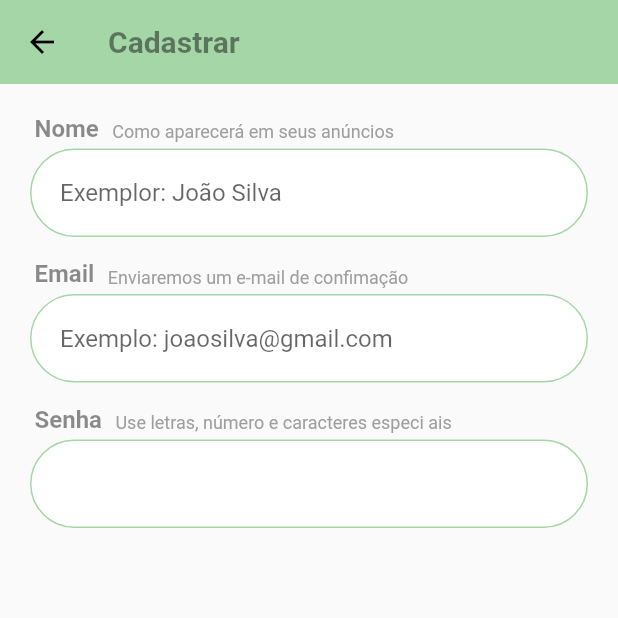
After one commit to Judsonn/e-commerce, a Flutter app: the RegisterPage screen opened directly, on a phone screen of 412 x 824 dp, the top half of it. The commit adds this screen. Run offline on Flutter 3.47's test engine with Material 2 defaults, Android fonts, the phone set to English and light mode, and no system bars; our stand-ins replace brasil_fields, rxdart.

Commit message:
create RegisterPage

```diff
--- a/lib/pages/base/base_page.dart
+++ b/lib/pages/base/base_page.dart
@@ -32,7 +32,9 @@ final PageController  _pageController =  PageController();
 
       _drawerSubscription?.cancel();
       _drawerSubscription =  _drawerBloc.outPage.listen((page) {
+        try{
         _pageController.jumpToPage(page);
+        }catch(e){}
        });
     }
 
--- a/lib/pages/filter/filter_page.dart
+++ b/lib/pages/filter/filter_page.dart
@@ -12,7 +12,6 @@ class FilterPage extends StatefulWidget {
 }
 
 class _FilterPageState extends State<FilterPage> {
-
   final GlobalKey<FormState> _formKey = GlobalKey<FormState>();
   final GlobalKey<ScaffoldState> _scaffoldKey = GlobalKey<ScaffoldState>();
   final ScrollController _scrollController = ScrollController();
@@ -20,9 +19,7 @@ class _FilterPageState extends State<FilterPage> {
       minPrice: 10,
       maxPrice: 100,
       vendorType: VENDOR_TYPE_PARTICULAR,
-    orderBy: OrderBy.DATE
-  );
-
+      orderBy: OrderBy.DATE);
 
   @override
   Widget build(BuildContext context) {
@@ -30,13 +27,12 @@ class _FilterPageState extends State<FilterPage> {
       key: _scaffoldKey,
       appBar: AppBar(
         elevation: 0,
-        title: const Text("Filtrar Buscas", style: TextStyle(
-          fontWeight: FontWeight.bold,
-          fontSize: 18,
-          color: Colors.black45
-        ),),
+        title: const Text(
+          "Filtrar Buscas",
+          style: TextStyle(
+              fontWeight: FontWeight.bold, fontSize: 20, color: Colors.black45),
         ),
-
+      ),
       body: Stack(
         children: <Widget>[
           Form(
@@ -45,44 +41,42 @@ class _FilterPageState extends State<FilterPage> {
               controller: _scrollController,
               padding: const EdgeInsets.all(16),
               children: <Widget>[
-                const SectionTitle(title:"Ordernar por"),
+                const SectionTitle(title: "Ordernar por"),
                 OrderByField(
                     initialValue: _filter.orderBy,
-                  onSaved: (v){
+                    onSaved: (v) {
                       _filter.orderBy = v;
-                  }
-                ),
-                const SectionTitle(title:"Preço(R\$)"),
+                    }),
+                const SectionTitle(title: "Preço(R\$)"),
                 PriceRangeField(
                   filter: _filter,
                 ),
-                const SectionTitle(title:"Tipo de anunciante"),
+                const SectionTitle(title: "Tipo de anunciante"),
                 VendorTypeField(
                   initialValue: _filter.vendorType,
-                onSaved: (v){
+                  onSaved: (v) {
                     _filter.vendorType = v;
                   },
-
                 ),
-                SizedBox(height: 250,),
+                SizedBox(
+                  height: 250,
+                ),
               ],
             ),
           ),
           AnimatedButton(
             scrollController: _scrollController,
-            onTap: (){
+            onTap: () {
               //checando os validadores e salvando
-              if(_formKey.currentState.validate()){
+              if (_formKey.currentState.validate()) {
                 _formKey.currentState.save();
 
-                if(_filter.minPrice != null && _filter.maxPrice != null ){
-                  if(_filter.minPrice > _filter.maxPrice){
-                    _scaffoldKey.currentState.showSnackBar(
-                      SnackBar(
+                if (_filter.minPrice != null && _filter.maxPrice != null) {
+                  if (_filter.minPrice > _filter.maxPrice) {
+                    _scaffoldKey.currentState.showSnackBar(SnackBar(
                       content: Text("Faixa de preço invalida"),
                       backgroundColor: Colors.black45,
-                      )
-                    );
+                    ));
                     return;
                   }
                 }
--- a/lib/pages/login/login_page.dart
+++ b/lib/pages/login/login_page.dart
@@ -3,6 +3,7 @@ import 'package:e_comerce/bloc/login/field_state.dart';
 import 'package:e_comerce/bloc/login/login_bloc.dart';
 import 'package:e_comerce/pages/login/widgets/facebook_button.dart';
 import 'package:e_comerce/pages/login/widgets/login_button.dart';
+import 'package:e_comerce/pages/register/register_page.dart';
 import 'package:flutter/material.dart';
 
 class LoginPage extends StatefulWidget {
@@ -12,15 +13,12 @@ class LoginPage extends StatefulWidget {
 
 class _LoginPageState extends State<LoginPage> {
   @override
-
   LoginBloc _loginBloc = LoginBloc();
   final ScrollController _scrollController = ScrollController();
-
 
   Widget build(BuildContext context) {
     Size size = MediaQuery.of(context).size;
     return Scaffold(
-
         body: SingleChildScrollView(
       controller: _scrollController,
       child: Center(
@@ -40,45 +38,47 @@ final ScrollController _scrollController = ScrollController();
                     height: 150,
                     decoration: BoxDecoration(
                       borderRadius: BorderRadius.circular(100),
-                       border: Border.all(color: Theme.of(context).primaryColor, width: 2),
+                      border: Border.all(
+                          color: Theme.of(context).primaryColor, width: 2),
                     ),
                     child: Center(
-                      child: Icon(Icons.account_circle,
+                      child: Icon(
+                        Icons.account_circle,
                         color: Colors.grey[300],
                         size: 150,
                       ),
                     ),
                   ),
                 ),
-
-                Text("Olá Visitante!", style:
-                TextStyle(
-                  fontWeight: FontWeight.bold,
-                  fontSize: 25
-                )),
-
-                SizedBox(height: 10,),
-
-                Text("faça login para continuar", style:
-                TextStyle(
-                  color: Colors.grey,
-                  fontSize: 15
-                )),
-
-                SizedBox(height: 30,),
-
+                Text("Olá Visitante!",
+                    style:
+                        TextStyle(fontWeight: FontWeight.bold, fontSize: 25)),
+                SizedBox(
+                  height: 10,
+                ),
+                Text("faça login para continuar",
+                    style: TextStyle(color: Colors.grey, fontSize: 15)),
+                SizedBox(
+                  height: 30,
+                ),
                 StreamBuilder<FieldState>(
                   stream: _loginBloc.outEmail,
                   initialData: FieldState(),
-                  builder:(context, snapshot){
-                    return  TextField(
+                  builder: (context, snapshot) {
+                    return TextField(
                       keyboardType: TextInputType.emailAddress,
                       decoration: InputDecoration(
                         labelText: 'email',
-                      prefixIcon: Icon(Icons.email,  color: Theme.of(context).primaryColor,),
+                        prefixIcon: Icon(
+                          Icons.email,
+                          color: Theme.of(context).primaryColor,
+                        ),
                         enabledBorder: OutlineInputBorder(
                           borderRadius: BorderRadius.circular(30.0),
-                      borderSide: BorderSide(style: BorderStyle.solid, color: Theme.of(context).primaryColor, width: 1),
+                          borderSide: BorderSide(
+                              style: BorderStyle.solid,
+                              color: Theme.of(context).primaryColor,
+                              width: 1),
                         ),
                         border: OutlineInputBorder(
                           borderRadius: BorderRadius.circular(30.0),
@@ -88,23 +88,29 @@ final ScrollController _scrollController = ScrollController();
                       onChanged: _loginBloc.changeEmail,
                       enabled: snapshot.data.enabled,
                     );
-                  } ,
+                  },
                 ),
-
-                SizedBox(height: 10,),
-
+                SizedBox(
+                  height: 10,
+                ),
                 StreamBuilder<FieldState>(
                     stream: _loginBloc.outPassword,
                     initialData: FieldState(),
-                  builder: (context, snapshot){
+                    builder: (context, snapshot) {
                       return TextField(
                         obscureText: true,
                         decoration: InputDecoration(
                           labelText: 'senha',
-                    prefixIcon: Icon(Icons.lock_outline,  color: Theme.of(context).primaryColor,),
+                          prefixIcon: Icon(
+                            Icons.lock_outline,
+                            color: Theme.of(context).primaryColor,
+                          ),
                           enabledBorder: OutlineInputBorder(
                             borderRadius: BorderRadius.circular(30.0),
-                    borderSide: BorderSide(style: BorderStyle.solid, color: Theme.of(context).primaryColor, width: 1),
+                            borderSide: BorderSide(
+                                style: BorderStyle.solid,
+                                color: Theme.of(context).primaryColor,
+                                width: 1),
                           ),
                           border: OutlineInputBorder(
                             borderRadius: BorderRadius.circular(30.0),
@@ -115,47 +121,45 @@ final ScrollController _scrollController = ScrollController();
                         enabled: snapshot.data.enabled,
                       );
                     }),
-                SizedBox(height: 10,),
-
+                SizedBox(
+                  height: 10,
+                ),
                 Align(
                   alignment: Alignment.bottomRight,
-                  child: Text("Esqueceu a senha?", style:
-                  TextStyle(
-                    color: Theme.of(context).primaryColor,
-                    fontSize: 15
-                  )),
+                  child: Text("Esqueceu a senha?",
+                      style: TextStyle(
+                          color: Theme.of(context).primaryColor, fontSize: 15)),
                 ),
-
                 SizedBox(height: 40),
-
                 LoginButton(_loginBloc),
-
-                SizedBox(height:10),
-
-                FacebookButton(loginBloc: _loginBloc,),
-
-
-
-                SizedBox(height:40),
-
+                SizedBox(height: 10),
+                FacebookButton(
+                  loginBloc: _loginBloc,
+                ),
+                SizedBox(height: 40),
                 Row(
                     mainAxisAlignment: MainAxisAlignment.center,
-                    children:<Widget>[
+                    children: <Widget>[
                       Text("Ainda não possui uma conta?"),
-                      SizedBox(width: 5,),
+                      SizedBox(
+                        width: 5,
+                      ),
                       GestureDetector(
-                        child: Text("Crie uma conta", style: TextStyle(
+                        onTap: () {
+                          Navigator.of(context).push(MaterialPageRoute(
+                              builder: (context) => RegisterPage()));
+                        },
+                        child: Text("Crie uma conta",
+                            style: TextStyle(
                                 color: Theme.of(context).primaryColor,
-                        )),
+                                decoration: TextDecoration.underline)),
                       )
-                    ]
-                  ),
+                    ]),
               ],
             ),
           ),
         ),
       ),
-      )
-    );
+    ));
   }
 }
--- /dev/null
+++ b/lib/pages/register/register_page.dart
@@ -0,0 +1,101 @@
+import 'package:e_comerce/pages/register/widgets/field_title.dart';
+import 'package:flutter/material.dart';
+
+class RegisterPage extends StatefulWidget {
+  @override
+  _RegisterPageState createState() => _RegisterPageState();
+}
+
+class _RegisterPageState extends State<RegisterPage> {
+  final GlobalKey<FormState> _formKey = GlobalKey<FormState>();
+  @override
+  Widget build(BuildContext context) {
+    return Scaffold(
+      appBar: AppBar(
+        elevation: 0,
+        title: const Text(
+          "Cadastrar",
+          style: TextStyle(
+              fontWeight: FontWeight.bold, fontSize: 20, color: Colors.black45),
+        ),
+      ),
+      body: Form(
+        key: _formKey,
+        child: ListView(
+          padding: const EdgeInsets.all(20),
+          children: <Widget>[
+            const FieldTitle(
+              title: "Nome",
+              subTitle: "Como aparecerá em seus anúncios",
+            ),
+            TextFormField(
+              decoration: InputDecoration(
+                  enabledBorder: OutlineInputBorder(
+                    borderRadius: BorderRadius.circular(30.0),
+                    borderSide: BorderSide(
+                        style: BorderStyle.solid,
+                        color: Theme.of(context).primaryColor,
+                        width: 1),
+                  ),
+                  border: OutlineInputBorder(
+                    borderRadius: BorderRadius.circular(30.0),
+                  ),
+                  hintText: 'Exemplor: João Silva'),
+              validator: (text) {
+                if (text.length < 6) return 'Nome muito curto';
+                return null;
+              },
+            ),
+            SizedBox(
+              height: 15,
+            ),
+            const FieldTitle(
+              title: "Email",
+              subTitle: "Enviaremos um e-mail de confimação ",
+            ),
+            TextFormField(
+              decoration: InputDecoration(
+                  enabledBorder: OutlineInputBorder(
+                    borderRadius: BorderRadius.circular(30.0),
+                    borderSide: BorderSide(
+                        style: BorderStyle.solid,
+                        color: Theme.of(context).primaryColor,
+                        width: 1),
+                  ),
+                  border: OutlineInputBorder(
+                    borderRadius: BorderRadius.circular(30.0),
+                  ),
+                  hintText: 'Exemplo: joaosilva@gmail.com'),
+              validator: (text) {
+                if (text.length < 6 || text.contains('@'))
+                 return 'E-mail invalido';
+                 return null;
+              },
+            ),
+            SizedBox(
+              height: 15,
+            ),
+            const FieldTitle(
+              title: "Senha",
+              subTitle: "Use letras, número e caracteres especi ais  ",
+            ),
+            TextFormField(
+              decoration: InputDecoration(
+                  enabledBorder: OutlineInputBorder(
+                    borderRadius: BorderRadius.circular(30.0),
+                    borderSide: BorderSide(
+                        style: BorderStyle.solid,
+                        color: Theme.of(context).primaryColor,
+                        width: 1),
+                  ),
+                  border: OutlineInputBorder(
+                    borderRadius: BorderRadius.circular(30.0),
+                  ),
+                  hintText: ''),
+            ),
+          ],
+        ),
+      ),
+    );
+  }
+}
--- /dev/null
+++ b/lib/pages/register/widgets/field_title.dart
@@ -0,0 +1,37 @@
+import 'package:flutter/material.dart';
+
+class FieldTitle extends StatelessWidget {
+  const FieldTitle({this.title, this.subTitle});
+
+  final String title;
+  final String subTitle;
+
+  @override
+  Widget build(BuildContext context) {
+    return Padding(
+      padding: const EdgeInsets.only(left: 3, bottom: 4),
+      child: Row(
+        crossAxisAlignment: CrossAxisAlignment.end,
+        children: <Widget>[
+          Text(
+            '$title ',
+            style: TextStyle(
+                color: Colors.black45,
+                fontSize: 16,
+                fontWeight: FontWeight.w700),
+          ),
+          SizedBox(
+            width: 5,
+          ),
+          Text(
+            '$subTitle ',
+            style: TextStyle(
+              color: Colors.grey,
+              fontSize: 12,
+            ),
+          )
+        ],
+      ),
+    );
+  }
+}
```
Also changed, not shown: lib/pages/filter/widgets/price_range_field.dart (+22 -26 lines), lib/pages/filter/widgets/section_title.dart (line endings or trailing spaces). Lines whose indentation alone changed are shown as unchanged.
